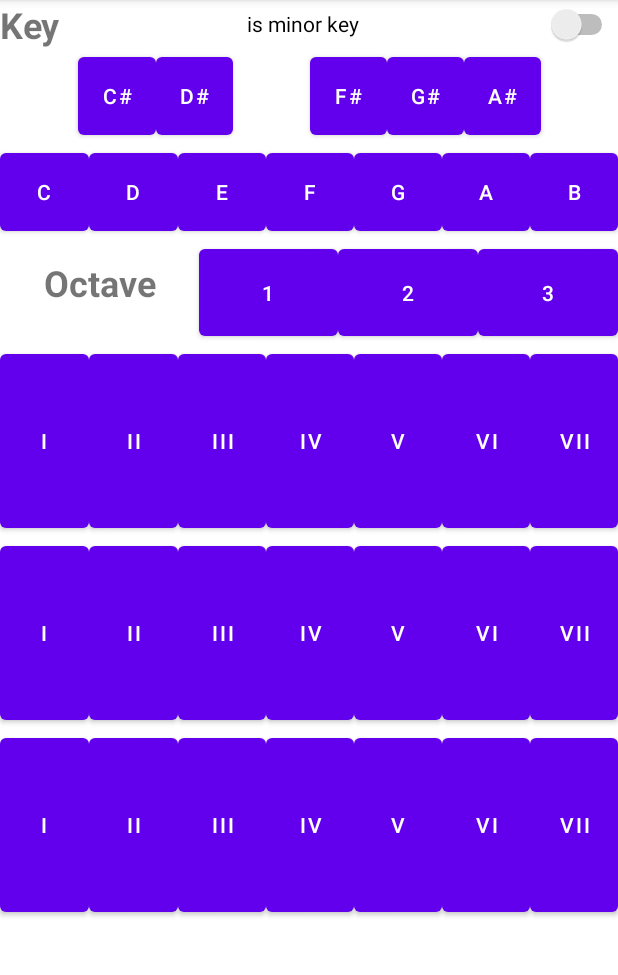
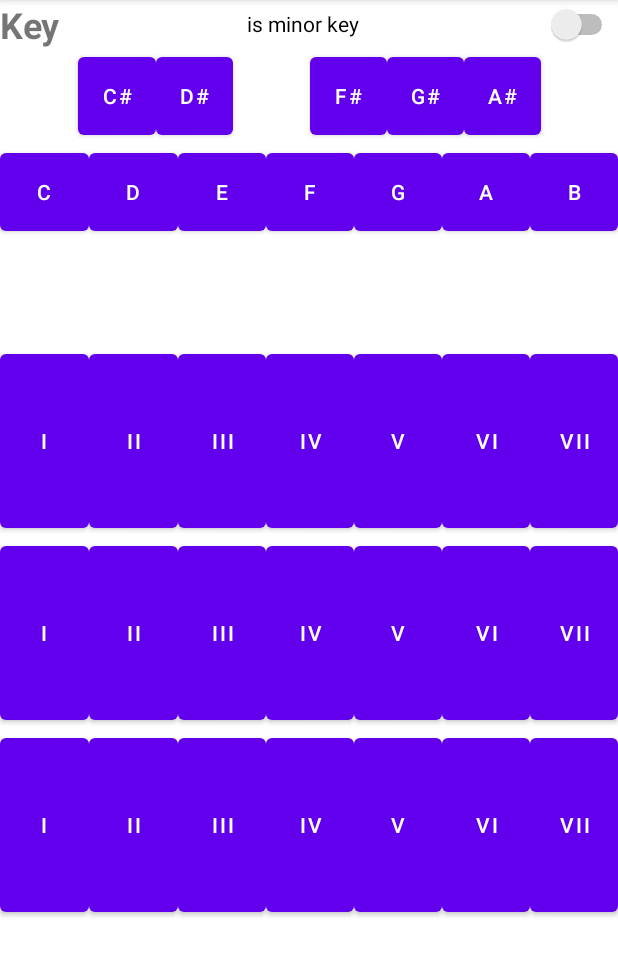
Before and after one commit to GRGSIBERIA/Lyre, an Android app: the screen it shows after launch (MainActivity), on a phone screen of 412 x 824 dp, the part 84-1059 px from its top. Run offline under Robolectric (Android 15) with nearby library versions, the phone set to English and light mode, and no system bars; 2 statements that could not run were skipped.

Commit message:
オクターブボタンがいらなくなったので消す

```diff
--- a/Android/app/src/main/res/layout/activity_main.xml
+++ b/Android/app/src/main/res/layout/activity_main.xml
@@ -154,41 +154,8 @@
         <LinearLayout
             android:layout_width="match_parent"
             android:layout_height="70dp"
-            android:orientation="horizontal">
-
-            <TextView
-                android:id="@+id/textView"
-                android:layout_width="128dp"
-                android:layout_height="match_parent"
-                android:layout_weight="1"
-                android:text="@string/octave"
-                android:textAlignment="center"
-                android:textSize="24sp"
-                android:textStyle="bold"
-                android:translationY="12dp" />
-
-            <Button
-                android:id="@+id/buttonOctave1"
-                android:layout_width="wrap_content"
-                android:layout_height="match_parent"
-                android:layout_weight="1"
-                android:text="@string/_1" />
-
-            <Button
-                android:id="@+id/buttonOctave2"
-                android:layout_width="wrap_content"
-                android:layout_height="match_parent"
-                android:layout_weight="1"
-                android:text="@string/_2" />
-
-            <Button
-                android:id="@+id/buttonOctave3"
-                android:layout_width="wrap_content"
-                android:layout_height="match_parent"
-                android:layout_weight="1"
-                android:text="@string/_3" />
-
-        </LinearLayout>
+            android:orientation="horizontal"
+            tools:visibility="invisible"/>
 
         <LinearLayout
             android:layout_width="match_parent"
```
